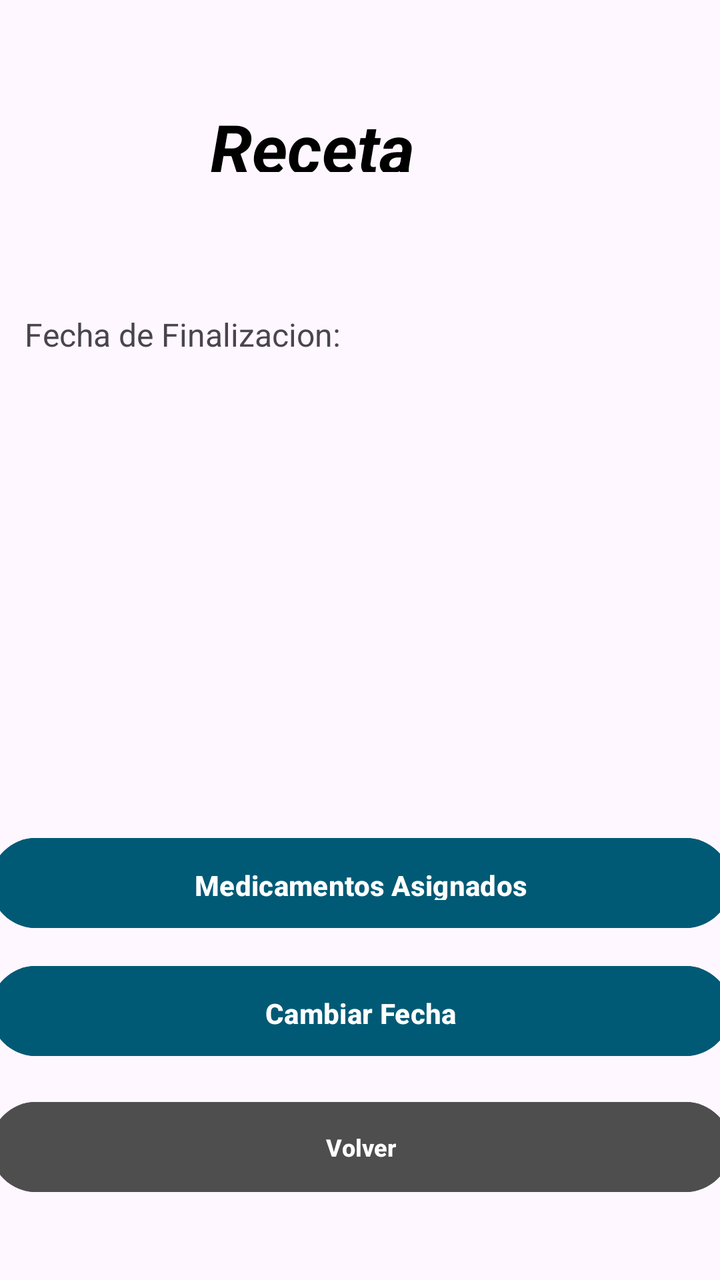
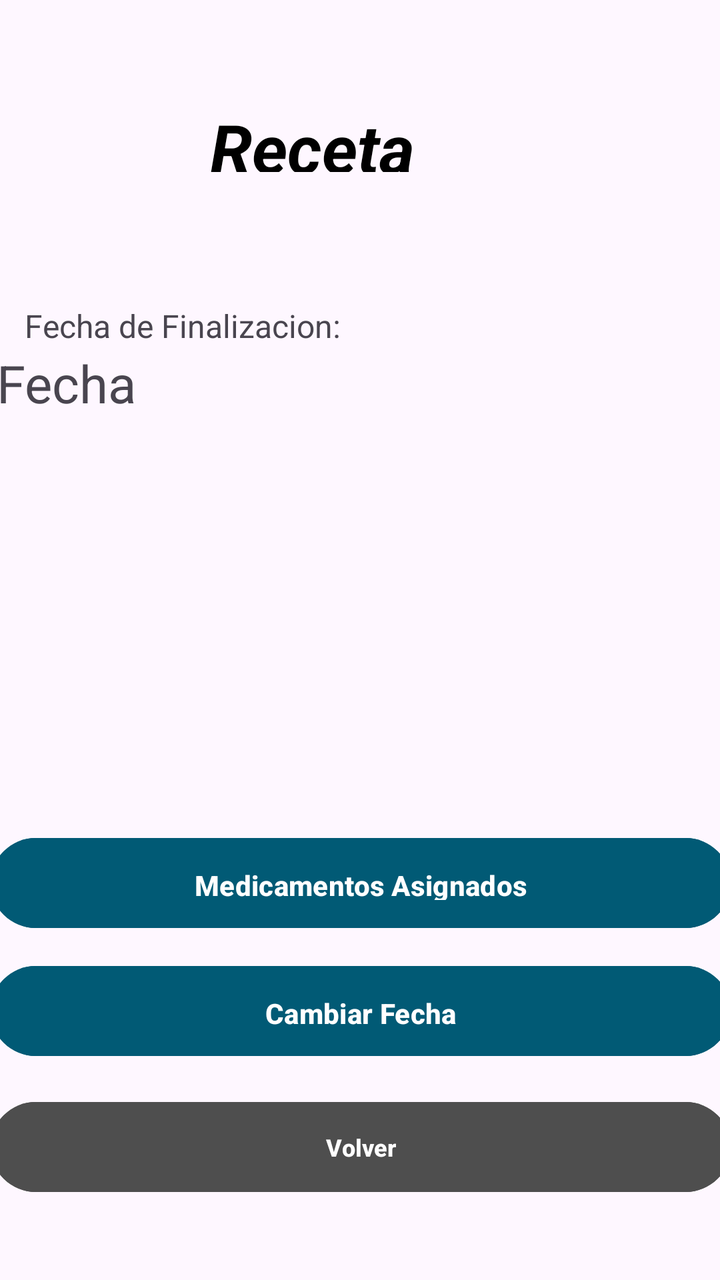

Two renders of the same Android screen: before a commit and after it. Below are the layout's source before the change and the commit's diff.
<!-- AndroidManifest.xml: application theme Theme.MobilesVC -->
<!-- res/layout/receta_view.xml -->
<?xml version="1.0" encoding="utf-8"?>
<androidx.constraintlayout.widget.ConstraintLayout xmlns:android="http://schemas.android.com/apk/res/android"
    xmlns:app="http://schemas.android.com/apk/res-auto"
    xmlns:tools="http://schemas.android.com/tools"
    android:layout_width="match_parent"
    android:layout_height="match_parent">

    <androidx.constraintlayout.widget.ConstraintLayout
        android:id="@+id/constraintLayout"
        android:layout_width="match_parent"
        android:layout_height="match_parent">

        <TextView
            android:id="@+id/textView52"
            android:layout_width="200dp"
            android:layout_height="22dp"
            android:text="Fecha de Finalizacion:"
            android:textSize="16sp"
            app:layout_constraintBottom_toTopOf="@+id/vFecha"
            app:layout_constraintEnd_toEndOf="parent"
            app:layout_constraintHorizontal_bias="0.077"
            app:layout_constraintStart_toStartOf="parent" />

        <TextView
            android:id="@+id/vFecha"
            android:layout_width="364dp"
            android:layout_height="50dp"
            android:layout_marginTop="88dp"
            android:layout_marginBottom="282dp"
            android:text="Fecha"
            android:textSize="26sp"
            app:layout_constraintBottom_toTopOf="@+id/vToMedicamentosList"
            app:layout_constraintEnd_toEndOf="parent"
            app:layout_constraintStart_toStartOf="parent"
            app:layout_constraintTop_toBottomOf="@+id/textView5" />

        <Button
            android:id="@+id/vToMedicamentosList"
            android:layout_width="370dp"
            android:layout_height="53dp"
            android:layout_marginBottom="172dp"
            android:backgroundTint="#015A75"
            android:paddingVertical="14dp"
            android:text="Medicamentos Asignados"
            android:textStyle="bold"
            app:layout_constraintBottom_toBottomOf="parent"
            app:layout_constraintEnd_toEndOf="parent"
            app:layout_constraintHorizontal_bias="0.5"
            app:layout_constraintStart_toStartOf="parent" />

        <Button
            android:id="@+id/vToRecetaEdit"
            android:layout_width="370dp"
            android:layout_height="53dp"
            android:layout_marginBottom="108dp"
            android:backgroundTint="#015A75"
            android:paddingVertical="14dp"
            android:text="Cambiar Fecha"
            android:textStyle="bold"
            app:layout_constraintBottom_toBottomOf="parent"
            app:layout_constraintEnd_toEndOf="parent"
            app:layout_constraintHorizontal_bias="0.5"
            app:layout_constraintStart_toStartOf="parent" />

        <TextView
            android:id="@+id/textView5"
            android:layout_width="150dp"
            android:layout_height="35dp"
            android:layout_marginTop="51dp"
            android:fontFamily="sans-serif"
            android:text="Receta"
            android:textColor="#000000"
            android:textSize="34sp"
            android:textStyle="bold|italic"
            app:layout_constraintEnd_toEndOf="parent"
            app:layout_constraintStart_toStartOf="parent"
            app:layout_constraintTop_toTopOf="parent"
            tools:textSize="26sp" />

        <Button
            android:id="@+id/vVolverReceta"
            android:layout_width="370dp"
            android:layout_height="53dp"
            android:layout_marginHorizontal="24dp"
            android:layout_marginBottom="40dp"
            android:backgroundTint="#4E4E4E"
            android:paddingVertical="10dp"
            android:text="Volver"
            android:textSize="12sp"
            android:textStyle="bold"
            android:visibility="visible"
            app:layout_constraintBottom_toBottomOf="parent"
            app:layout_constraintEnd_toEndOf="parent"
            app:layout_constraintStart_toStartOf="parent" />

    </androidx.constraintlayout.widget.ConstraintLayout>

</androidx.constraintlayout.widget.ConstraintLayout>
<!-- resources referenced by this layout -->
<resources>
  <style name="Theme.MobilesVC" parent="Base.Theme.MobilesVC" />
  <style name="Base.Theme.MobilesVC" parent="Theme.Material3.DayNight.NoActionBar">
          
          
      </style>
</resources>

<!-- the commit's change to res/layout/receta_view.xml (unified diff, before → after) -->
@@ -26,10 +26,8 @@
             android:layout_width="364dp"
             android:layout_height="50dp"
             android:layout_marginTop="88dp"
-            android:layout_marginBottom="282dp"
             android:text="Fecha"
             android:textSize="26sp"
-            app:layout_constraintBottom_toTopOf="@+id/vToMedicamentosList"
             app:layout_constraintEnd_toEndOf="parent"
             app:layout_constraintStart_toStartOf="parent"
             app:layout_constraintTop_toBottomOf="@+id/textView5" />
